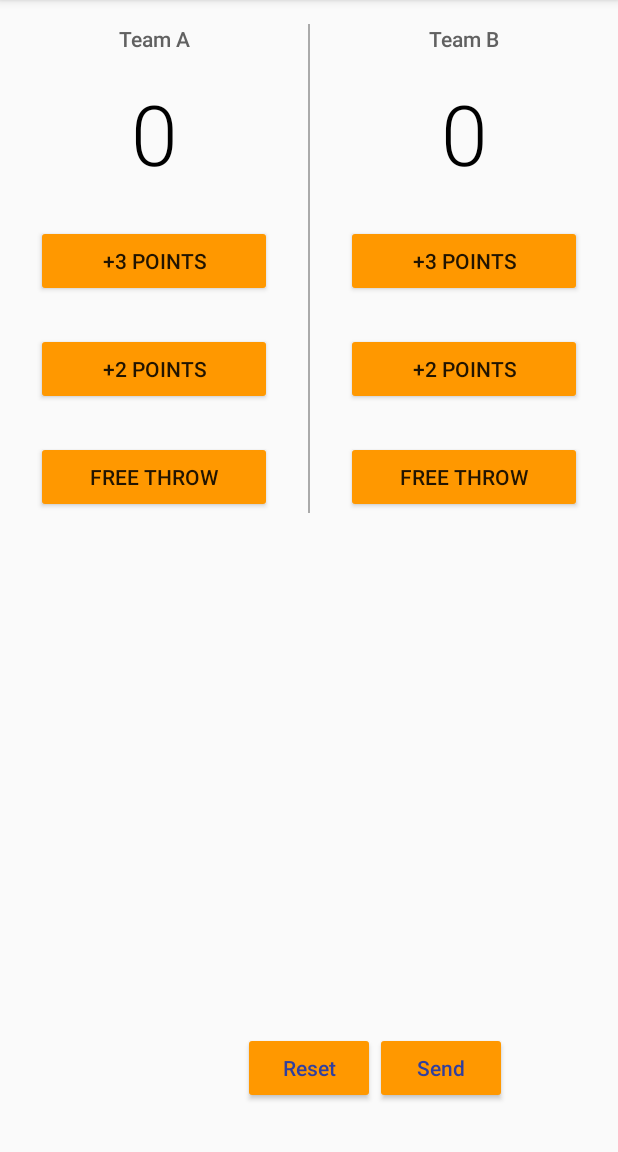
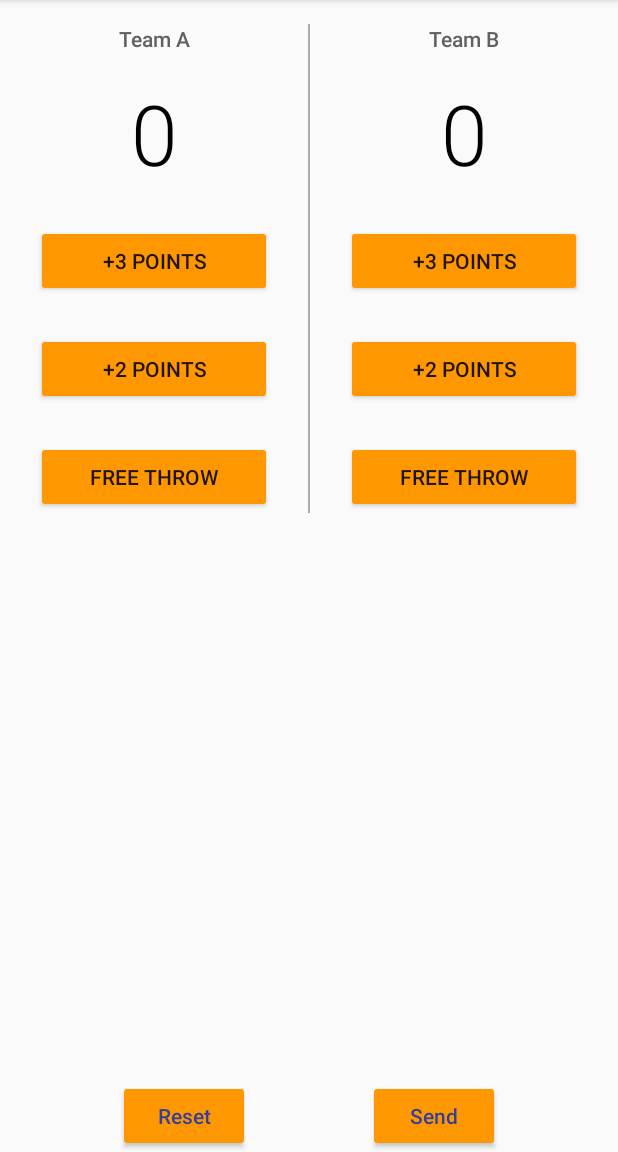
Before and after one commit to codewithvikas/Exploring-Android, an Android app: the screen it shows after launch (MainActivity), on a phone screen of 412 x 824 dp, the part 84-1236 px from its top. Run offline under Robolectric (Android 15) with nearby library versions, the phone set to English and light mode, and no system bars.

Commit message:
Added Email Intent. Updated UI.

```diff
--- a/app/src/main/java/com/example/android/courtcounter/MainActivity.java
+++ b/app/src/main/java/com/example/android/courtcounter/MainActivity.java
@@ -4,6 +4,7 @@ import android.arch.lifecycle.ViewModel;
 import android.arch.lifecycle.ViewModelProvider;
 import android.arch.lifecycle.ViewModelProviders;
 import android.content.Intent;
+import android.net.Uri;
 import android.support.v7.app.AppCompatActivity;
 import android.os.Bundle;
 import android.view.GestureDetector;
@@ -80,9 +81,9 @@ public class MainActivity extends AppCompatActivity {
 
     public void sendScore(View view) {
         Intent intent = new Intent(Intent.ACTION_SENDTO);
-        intent.setType("*/*");
-        intent.putExtra(Intent.EXTRA_EMAIL, "addresses");
-        intent.putExtra(Intent.EXTRA_SUBJECT, "subject");
+        intent.setData(Uri.parse("mailto:")); // only email apps should handle this
+        intent.putExtra(Intent.EXTRA_SUBJECT, "Score Board");
+        intent.putExtra(Intent.EXTRA_TEXT,"TeamA: "+scoreTeamA+" TeamB: "+scoreTeamB);
         if (intent.resolveActivity(getPackageManager()) != null) {
             startActivity(intent);
         }
--- a/app/src/main/res/layout/activity_main.xml
+++ b/app/src/main/res/layout/activity_main.xml
@@ -122,27 +122,42 @@
         </LinearLayout>
 
     </LinearLayout>
+
+    <android.support.constraint.ConstraintLayout
+        android:layout_width="match_parent"
+        android:layout_height="wrap_content"
+        android:layout_alignParentBottom="true">
+
         <Button
             android:id="@+id/reset_button"
+            style="@style/buttonStyle1"
             android:layout_width="wrap_content"
             android:layout_height="wrap_content"
+            android:onClick="resetScore"
             android:text="Reset"
-        android:layout_alignParentBottom="true"
-        android:layout_centerHorizontal="true"
-        android:layout_marginBottom="32dp"
-        android:onClick="resetScore"
-        style="@style/buttonStyle1"/>
+            app:layout_constraintBottom_toBottomOf="parent"
+            app:layout_constraintEnd_toStartOf="@+id/send_button"
+            app:layout_constraintHorizontal_bias="0.5"
+            app:layout_constraintLeft_toLeftOf="parent"
+            app:layout_constraintRight_toRightOf="parent"
+            app:layout_constraintStart_toStartOf="parent" />
 
         <Button
             android:id="@+id/send_button"
             style="@style/buttonStyle1"
             android:layout_width="wrap_content"
             android:layout_height="wrap_content"
-        android:layout_alignBottom="@id/reset_button"
             android:layout_toEndOf="@id/reset_button"
+            android:layout_toRightOf="@id/reset_button"
             android:onClick="sendScore"
-        android:layout_centerHorizontal="true"
             android:text="Send"
-        android:layout_toRightOf="@id/reset_button" />
+            app:layout_constraintEnd_toEndOf="parent"
+            app:layout_constraintHorizontal_bias="0.5"
+            app:layout_constraintLeft_toRightOf="@id/reset_button"
+            app:layout_constraintRight_toRightOf="parent"
+            app:layout_constraintStart_toEndOf="@+id/reset_button"
+            app:layout_constraintTop_toTopOf="@+id/reset_button" />
+    </android.support.constraint.ConstraintLayout>
+
 
 </RelativeLayout>
```
Lines whose indentation alone changed are shown as unchanged.
